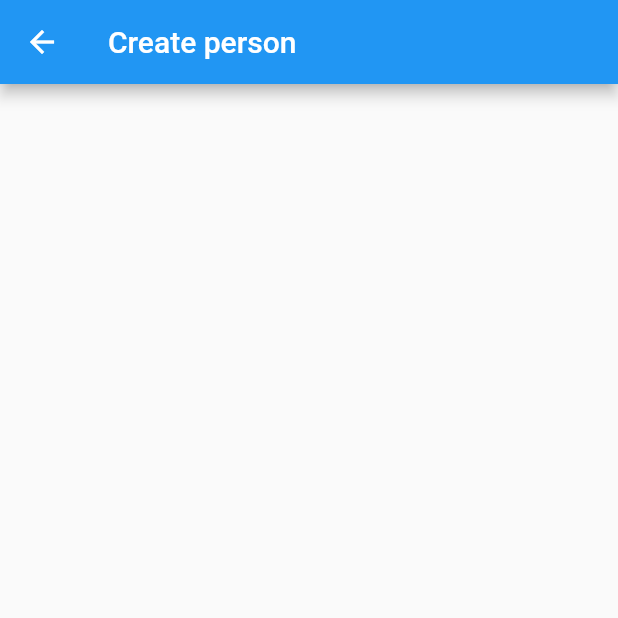
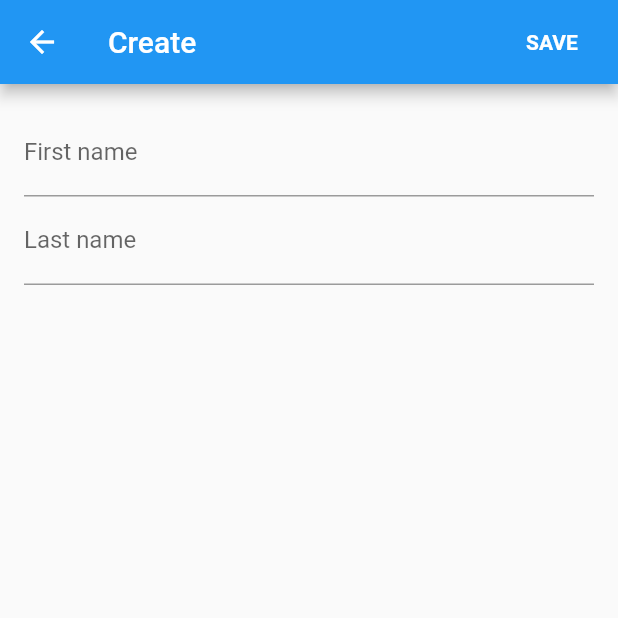
Before and after one commit to vaetas/holder, a Flutter app: the CreatePersonScreen screen opened by its route, on a phone screen of 412 x 824 dp, the top half of it. Run offline on Flutter 3.47's test engine with Material 2 defaults, Android fonts, the phone set to English and light mode, and no system bars; our stand-ins replace bloc, floor, flutter_bloc, freezed_annotation, get_it, injectable and 1 more; accounts and stored records are empty; generated files the repository leaves out were written again.

Commit message:
Allow person creation

```diff
--- /dev/null
+++ b/lib/bloc/create_person/bloc.dart
@@ -0,0 +1,3 @@
+export 'create_person_bloc.dart';
+export 'create_person_event.dart';
+export 'create_person_state.dart';
--- /dev/null
+++ b/lib/bloc/create_person/create_person_event.dart
@@ -0,0 +1,12 @@
+import 'package:flutter/foundation.dart';
+import 'package:freezed_annotation/freezed_annotation.dart';
+
+part 'create_person_event.freezed.dart';
+
+@freezed
+abstract class CreatePersonEvent with _$CreatePersonEvent {
+  const factory CreatePersonEvent.saved({
+    String firstName,
+    String lastName,
+  }) = _CreatePersonEventSaved;
+}
--- /dev/null
+++ b/lib/bloc/create_person/create_person_state.dart
@@ -0,0 +1,15 @@
+import 'package:flutter/foundation.dart';
+import 'package:freezed_annotation/freezed_annotation.dart';
+
+part 'create_person_state.freezed.dart';
+
+@freezed
+abstract class CreatePersonState with _$CreatePersonState {
+  const factory CreatePersonState.success() = _CreatePersonStateSuccess;
+
+  const factory CreatePersonState.inProgress() = _CreatePersonStateInProgress;
+
+  const factory CreatePersonState.error(
+    String description,
+  ) = _CreatePersonStateError;
+}
--- a/lib/main.dart
+++ b/lib/main.dart
@@ -1,7 +1,7 @@
 import 'package:flutter/material.dart';
 import 'package:holder/bloc/bloc_app.dart';
 import 'package:holder/ui/home/home_screen.dart';
-import 'package:holder/ui/person/create_person.dart';
+import 'package:holder/ui/person/create_person_screen.dart';
 import 'package:holder/util/locator.dart';
 
 Future<void> main() async {
--- a/lib/model/person.dart
+++ b/lib/model/person.dart
@@ -5,21 +5,18 @@ class Person {
   @PrimaryKey(autoGenerate: true)
   final int id;
 
-  final String name;
+  @ColumnInfo(name: 'first_name')
+  final String firstName;
 
-  Person({this.id, this.name});
+  @ColumnInfo(name: 'last_name')
+  final String lastName;
+
+  Person({this.id, this.firstName, this.lastName});
+
+  String get fullName => '$firstName $lastName';
 
   @override
-  String toString() => 'Person{id: $id, name: $name}';
-
-  @override
-  bool operator ==(Object other) =>
-      identical(this, other) ||
-      other is Person &&
-          runtimeType == other.runtimeType &&
-          id == other.id &&
-          name == other.name;
-
-  @override
-  int get hashCode => id.hashCode ^ name.hashCode;
+  String toString() {
+    return 'Person{id: $id, firstName: $firstName, lastName: $lastName}';
+  }
 }
--- a/lib/ui/home/home_screen.dart
+++ b/lib/ui/home/home_screen.dart
@@ -2,7 +2,7 @@ import 'package:flutter/material.dart';
 import 'package:flutter_bloc/flutter_bloc.dart';
 import 'package:holder/bloc/person_list/bloc.dart';
 import 'package:holder/model/person.dart';
-import 'package:holder/ui/person/create_person.dart';
+import 'package:holder/ui/person/create_person_screen.dart';
 import 'package:holder/ui/person/person_screen.dart';
 
 class PersonListSearchDelegate extends SearchDelegate {
@@ -36,14 +36,14 @@ class PersonListSearchDelegate extends SearchDelegate {
   @override
   Widget buildSuggestions(BuildContext context) {
     final filtered = people
-        .where((e) => e.name.toLowerCase().contains(query.toLowerCase()))
+        .where((e) => e.firstName.toLowerCase().contains(query.toLowerCase()))
         .toList();
 
     return ListView.builder(
       itemBuilder: (context, index) {
         final person = filtered[index];
         return ListTile(
-          title: Text(person.name),
+          title: Text(person.firstName),
         );
       },
       itemCount: filtered.length,
@@ -86,7 +86,7 @@ class HomeScreen extends StatelessWidget {
                   final person = people[index];
 
                   return ListTile(
-                    title: Text(person.name),
+                    title: Text(person.fullName),
                     onTap: () {
                       Navigator.of(context).push(MaterialPageRoute(
                         builder: (context) {
--- a/lib/ui/person/create_person.dart
+++ /dev/null
@@ -1,14 +0,0 @@
-import 'package:flutter/material.dart';
-
-class CreatePersonScreen extends StatelessWidget {
-  static const route = '/person/create';
-
-  @override
-  Widget build(BuildContext context) {
-    return Scaffold(
-      appBar: AppBar(
-        title: Text('Create person'),
-      ),
-    );
-  }
-}
--- /dev/null
+++ b/lib/ui/person/create_person_screen.dart
@@ -0,0 +1,91 @@
+import 'package:flutter/material.dart';
+import 'package:flutter_bloc/flutter_bloc.dart';
+import 'package:holder/bloc/create_person/bloc.dart';
+import 'package:holder/bloc/create_person/create_person_event.dart';
+import 'package:holder/ui/widgets/action_flat_button.dart';
+
+class CreatePersonScreen extends StatefulWidget {
+  static const route = '/person/create';
+
+  @override
+  _CreatePersonScreenState createState() => _CreatePersonScreenState();
+}
+
+class _CreatePersonScreenState extends State<CreatePersonScreen> {
+  CreatePersonBloc createPersonBloc;
+
+  final firstNameController = TextEditingController();
+  final lastNameController = TextEditingController();
+
+  @override
+  void initState() {
+    super.initState();
+    createPersonBloc = CreatePersonBloc();
+  }
+
+  void submit() {
+    createPersonBloc.add(
+      CreatePersonEvent.saved(
+        firstName: firstNameController.text,
+        lastName: lastNameController.text,
+      ),
+    );
+  }
+
+  @override
+  Widget build(BuildContext context) {
+    return Scaffold(
+      appBar: AppBar(
+        title: Text('Create'),
+        actions: <Widget>[
+          ActionFlatButton(
+            text: 'Save'.toUpperCase(),
+            onPressed: submit,
+          ),
+        ],
+      ),
+      body: BlocConsumer<CreatePersonBloc, CreatePersonState>(
+        bloc: createPersonBloc,
+        listener: (context, state) {
+          state.maybeWhen(
+            error: (description) {
+              Scaffold.of(context).showSnackBar(
+                SnackBar(
+                  content: Text(description),
+                ),
+              );
+            },
+            orElse: () {},
+          );
+        },
+        builder: (context, state) {
+          return Container(
+            padding: const EdgeInsets.all(16),
+            child: Column(
+              children: <Widget>[
+                TextField(
+                  controller: firstNameController,
+                  decoration: InputDecoration(
+                    labelText: 'First name',
+                  ),
+                ),
+                TextField(
+                  controller: lastNameController,
+                  decoration: InputDecoration(
+                    labelText: 'Last name',
+                  ),
+                ),
+              ],
+            ),
+          );
+        },
+      ),
+    );
+  }
+
+  @override
+  void dispose() {
+    createPersonBloc?.close();
+    super.dispose();
+  }
+}
--- /dev/null
+++ b/lib/ui/widgets/action_flat_button.dart
@@ -0,0 +1,22 @@
+import 'package:flutter/material.dart';
+
+class ActionFlatButton extends StatelessWidget {
+  final String text;
+  final VoidCallback onPressed;
+
+  ActionFlatButton({this.text, this.onPressed});
+
+  @override
+  Widget build(BuildContext context) {
+    return FlatButton(
+      onPressed: onPressed,
+      child: Text(
+        text,
+        style: TextStyle(
+          fontWeight: FontWeight.bold,
+          color: Colors.white,
+        ),
+      ),
+    );
+  }
+}
```
Also changed, not shown: lib/bloc/create_person/create_person_bloc.dart (added, +57 -0 lines), lib/bloc/create_person/create_person_event.freezed.dart (added), lib/bloc/create_person/create_person_state.freezed.dart (added), lib/util/database.g.dart.
